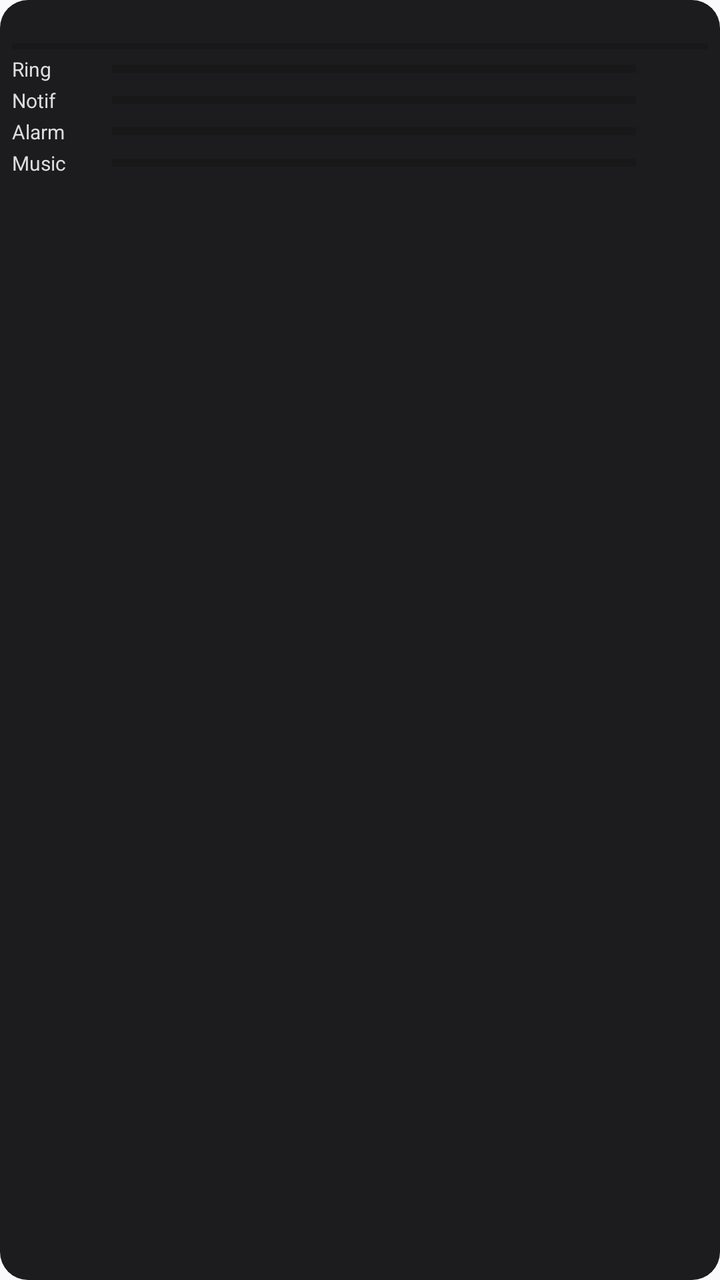
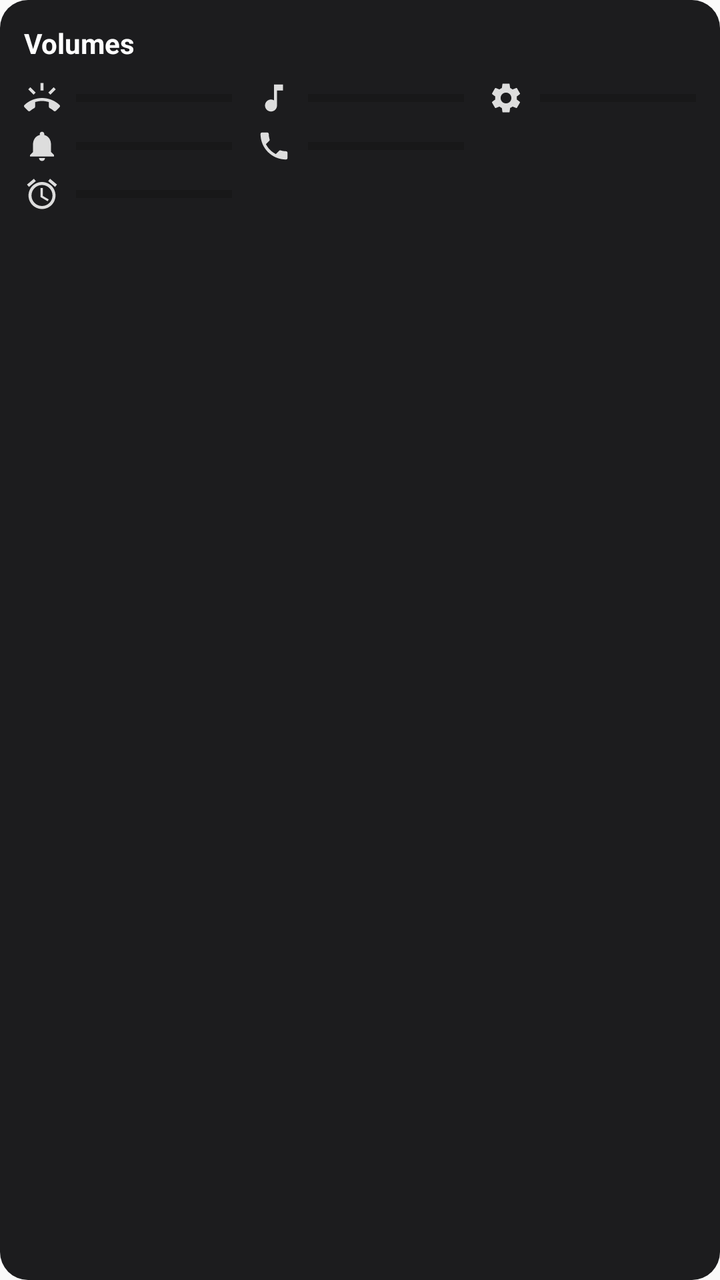

The first picture is an Android layout as it rendered before a commit; the second is the same layout after the commit. The layout source and the unified diff follow.
<!-- AndroidManifest.xml: application theme Theme.Knotes -->
<!-- res/layout/widget_phone_status.xml -->
<?xml version="1.0" encoding="utf-8"?>
<LinearLayout xmlns:android="http://schemas.android.com/apk/res/android"
    android:id="@+id/widget_root"
    android:layout_width="match_parent"
    android:layout_height="match_parent"
    android:background="@drawable/widget_bg"
    android:orientation="vertical"
    android:padding="6dp">

    
    <TextView
        android:id="@+id/ps_storage"
        android:layout_width="match_parent"
        android:layout_height="wrap_content"
        android:textColor="#FFFFFF"
        android:textSize="11sp"
        android:textStyle="bold" />

    <ProgressBar
        android:id="@+id/ps_storage_bar"
        style="?android:attr/progressBarStyleHorizontal"
        android:layout_width="match_parent"
        android:layout_height="3dp"
        android:layout_marginTop="1dp"
        android:max="100"
        android:progressTint="#4FC3F7" />

    
    <LinearLayout
        android:layout_width="match_parent"
        android:layout_height="wrap_content"
        android:layout_marginTop="3dp"
        android:gravity="center_vertical"
        android:orientation="horizontal">
        <TextView
            android:layout_width="50dp"
            android:layout_height="wrap_content"
            android:text="Ring"
            android:textColor="#DDDDDD"
            android:textSize="10sp" />
        <ProgressBar
            android:id="@+id/ps_bar_ring"
            style="?android:attr/progressBarStyleHorizontal"
            android:layout_width="0dp"
            android:layout_height="4dp"
            android:layout_weight="1"
            android:progressTint="#81C784" />
        <TextView
            android:id="@+id/ps_val_ring"
            android:layout_width="wrap_content"
            android:layout_height="wrap_content"
            android:layout_marginStart="6dp"
            android:minWidth="30dp"
            android:textColor="#AAAAAA"
            android:textSize="10sp" />
    </LinearLayout>

    <LinearLayout
        android:layout_width="match_parent"
        android:layout_height="wrap_content"
        android:layout_marginTop="2dp"
        android:gravity="center_vertical"
        android:orientation="horizontal">
        <TextView
            android:layout_width="50dp"
            android:layout_height="wrap_content"
            android:text="Notif"
            android:textColor="#DDDDDD"
            android:textSize="10sp" />
        <ProgressBar
            android:id="@+id/ps_bar_notif"
            style="?android:attr/progressBarStyleHorizontal"
            android:layout_width="0dp"
            android:layout_height="4dp"
            android:layout_weight="1"
            android:progressTint="#81C784" />
        <TextView
            android:id="@+id/ps_val_notif"
            android:layout_width="wrap_content"
            android:layout_height="wrap_content"
            android:layout_marginStart="6dp"
            android:minWidth="30dp"
            android:textColor="#AAAAAA"
            android:textSize="10sp" />
    </LinearLayout>

    <LinearLayout
        android:layout_width="match_parent"
        android:layout_height="wrap_content"
        android:layout_marginTop="2dp"
        android:gravity="center_vertical"
        android:orientation="horizontal">
        <TextView
            android:layout_width="50dp"
            android:layout_height="wrap_content"
            android:text="Alarm"
            android:textColor="#DDDDDD"
            android:textSize="10sp" />
        <ProgressBar
            android:id="@+id/ps_bar_alarm"
            style="?android:attr/progressBarStyleHorizontal"
            android:layout_width="0dp"
            android:layout_height="4dp"
            android:layout_weight="1"
            android:progressTint="#81C784" />
        <TextView
            android:id="@+id/ps_val_alarm"
            android:layout_width="wrap_content"
            android:layout_height="wrap_content"
            android:layout_marginStart="6dp"
            android:minWidth="30dp"
            android:textColor="#AAAAAA"
            android:textSize="10sp" />
    </LinearLayout>

    <LinearLayout
        android:layout_width="match_parent"
        android:layout_height="wrap_content"
        android:layout_marginTop="2dp"
        android:gravity="center_vertical"
        android:orientation="horizontal">
        <TextView
            android:layout_width="50dp"
            android:layout_height="wrap_content"
            android:text="Music"
            android:textColor="#DDDDDD"
            android:textSize="10sp" />
        <ProgressBar
            android:id="@+id/ps_bar_music"
            style="?android:attr/progressBarStyleHorizontal"
            android:layout_width="0dp"
            android:layout_height="4dp"
            android:layout_weight="1"
            android:progressTint="#81C784" />
        <TextView
            android:id="@+id/ps_val_music"
            android:layout_width="wrap_content"
            android:layout_height="wrap_content"
            android:layout_marginStart="6dp"
            android:minWidth="30dp"
            android:textColor="#AAAAAA"
            android:textSize="10sp" />
    </LinearLayout>
</LinearLayout>
<!-- resources referenced by this layout -->
<resources>
  <!-- unchanged entries left out for length: 2 -->
</resources>

<!-- the commit's change to res/layout/widget_phone_status.xml (unified diff, before → after) -->
@@ -5,140 +5,176 @@
     android:layout_height="match_parent"
     android:background="@drawable/widget_bg"
     android:orientation="vertical"
-    android:padding="6dp">
+    android:padding="12dp">
 
-    
     <TextView
-        android:id="@+id/ps_storage"
+        android:id="@+id/ps_title"
         android:layout_width="match_parent"
         android:layout_height="wrap_content"
+        android:paddingBottom="6dp"
+        android:text="Volumes"
         android:textColor="#FFFFFF"
-        android:textSize="11sp"
+        android:textSize="14sp"
         android:textStyle="bold" />
-
-    <ProgressBar
-        android:id="@+id/ps_storage_bar"
-        style="?android:attr/progressBarStyleHorizontal"
-        android:layout_width="match_parent"
-        android:layout_height="3dp"
-        android:layout_marginTop="1dp"
-        android:max="100"
-        android:progressTint="#4FC3F7" />
-
-    
-    <LinearLayout
-        android:layout_width="match_parent"
-        android:layout_height="wrap_content"
-        android:layout_marginTop="3dp"
-        android:gravity="center_vertical"
-        android:orientation="horizontal">
-        <TextView
-            android:layout_width="50dp"
-            android:layout_height="wrap_content"
-            android:text="Ring"
-            android:textColor="#DDDDDD"
-            android:textSize="10sp" />
-        <ProgressBar
-            android:id="@+id/ps_bar_ring"
-            style="?android:attr/progressBarStyleHorizontal"
-            android:layout_width="0dp"
-            android:layout_height="4dp"
-            android:layout_weight="1"
-            android:progressTint="#81C784" />
-        <TextView
-            android:id="@+id/ps_val_ring"
-            android:layout_width="wrap_content"
-            android:layout_height="wrap_content"
-            android:layout_marginStart="6dp"
-            android:minWidth="30dp"
-            android:textColor="#AAAAAA"
-            android:textSize="10sp" />
-    </LinearLayout>
 
     <LinearLayout
         android:layout_width="match_parent"
         android:layout_height="wrap_content"
-        android:layout_marginTop="2dp"
-        android:gravity="center_vertical"
         android:orientation="horizontal">
-        <TextView
-            android:layout_width="50dp"
+
+        
+        <LinearLayout
+            android:layout_width="0dp"
             android:layout_height="wrap_content"
-            android:text="Notif"
-            android:textColor="#DDDDDD"
-            android:textSize="10sp" />
-        <ProgressBar
-            android:id="@+id/ps_bar_notif"
-            style="?android:attr/progressBarStyleHorizontal"
+            android:layout_weight="1"
+            android:orientation="vertical">
+
+            <LinearLayout
+                android:layout_width="match_parent"
+                android:layout_height="wrap_content"
+                android:paddingTop="3dp"
+                android:paddingBottom="3dp"
+                android:gravity="center_vertical"
+                android:orientation="horizontal">
+                <ImageView
+                    android:layout_width="18dp"
+                    android:layout_height="18dp"
+                    android:layout_marginEnd="8dp"
+                    android:contentDescription="Ring"
+                    android:src="@drawable/ic_vol_ring" />
+                <ProgressBar
+                    android:id="@+id/ps_bar_ring"
+                    style="?android:attr/progressBarStyleHorizontal"
+                    android:layout_width="0dp"
+                    android:layout_height="4dp"
+                    android:layout_weight="1"
+                    android:progressTint="#81C784" />
+            </LinearLayout>
+            <LinearLayout
+                android:layout_width="match_parent"
+                android:layout_height="wrap_content"
+                android:paddingTop="3dp"
+                android:paddingBottom="3dp"
+                android:gravity="center_vertical"
+                android:orientation="horizontal">
+                <ImageView
+                    android:layout_width="18dp"
+                    android:layout_height="18dp"
+                    android:layout_marginEnd="8dp"
+                    android:contentDescription="Notification"
+                    android:src="@drawable/ic_vol_notif" />
+                <ProgressBar
+                    android:id="@+id/ps_bar_notif"
+                    style="?android:attr/progressBarStyleHorizontal"
+                    android:layout_width="0dp"
+                    android:layout_height="4dp"
+                    android:layout_weight="1"
+                    android:progressTint="#81C784" />
+            </LinearLayout>
+            <LinearLayout
+                android:layout_width="match_parent"
+                android:layout_height="wrap_content"
+                android:paddingTop="3dp"
+                android:paddingBottom="3dp"
+                android:gravity="center_vertical"
+                android:orientation="horizontal">
+                <ImageView
+                    android:layout_width="18dp"
+                    android:layout_height="18dp"
+                    android:layout_marginEnd="8dp"
+                    android:contentDescription="Alarm"
+                    android:src="@drawable/ic_vol_alarm" />
+                <ProgressBar
+                    android:id="@+id/ps_bar_alarm"
+                    style="?android:attr/progressBarStyleHorizontal"
+                    android:layout_width="0dp"
+                    android:layout_height="4dp"
+                    android:layout_weight="1"
+                    android:progressTint="#81C784" />
+            </LinearLayout>
+        </LinearLayout>
+
+        
+        <LinearLayout
             android:layout_width="0dp"
-            android:layout_height="4dp"
+            android:layout_height="wrap_content"
             android:layout_weight="1"
-            android:progressTint="#81C784" />
-        <TextView
-            android:id="@+id/ps_val_notif"
-            android:layout_width="wrap_content"
+            android:layout_marginStart="12dp"
+            android:orientation="vertical">
+
+            <LinearLayout
+                android:layout_width="match_parent"
+                android:layout_height="wrap_content"
+                android:paddingTop="3dp"
+                android:paddingBottom="3dp"
+                android:gravity="center_vertical"
+                android:orientation="horizontal">
+                <ImageView
+                    android:layout_width="18dp"
+                    android:layout_height="18dp"
+                    android:layout_marginEnd="8dp"
+                    android:contentDescription="Music"
+                    android:src="@drawable/ic_vol_music" />
+                <ProgressBar
+                    android:id="@+id/ps_bar_music"
+                    style="?android:attr/progressBarStyleHorizontal"
+                    android:layout_width="0dp"
+                    android:layout_height="4dp"
+                    android:layout_weight="1"
+                    android:progressTint="#81C784" />
+            </LinearLayout>
+            <LinearLayout
+                android:layout_width="match_parent"
+                android:layout_height="wrap_content"
+                android:paddingTop="3dp"
+                android:paddingBottom="3dp"
+                android:gravity="center_vertical"
+                android:orientation="horizontal">
+                <ImageView
+                    android:layout_width="18dp"
+                    android:layout_height="18dp"
+                    android:layout_marginEnd="8dp"
+                    android:contentDescription="Call"
+                    android:src="@drawable/ic_vol_call" />
+                <ProgressBar
+                    android:id="@+id/ps_bar_call"
+                    style="?android:attr/progressBarStyleHorizontal"
+                    android:layout_width="0dp"
+                    android:layout_height="4dp"
+                    android:layout_weight="1"
+                    android:progressTint="#81C784" />
+            </LinearLayout>
+        </LinearLayout>
+
+        
+        <LinearLayout
+            android:layout_width="0dp"
             android:layout_height="wrap_content"
-            android:layout_marginStart="6dp"
-            android:minWidth="30dp"
-            android:textColor="#AAAAAA"
-            android:textSize="10sp" />
-    </LinearLayout>
+            android:layout_weight="1"
+            android:layout_marginStart="12dp"
+            android:orientation="vertical">
 
-    <LinearLayout
-        android:layout_width="match_parent"
-        android:layout_height="wrap_content"
-        android:layout_marginTop="2dp"
-        android:gravity="center_vertical"
-        android:orientation="horizontal">
-        <TextView
-            android:layout_width="50dp"
-            android:layout_height="wrap_content"
-            android:text="Alarm"
-            android:textColor="#DDDDDD"
-            android:textSize="10sp" />
-        <ProgressBar
-            android:id="@+id/ps_bar_alarm"
-            style="?android:attr/progressBarStyleHorizontal"
-            android:layout_width="0dp"
-            android:layout_height="4dp"
-            android:layout_weight="1"
-            android:progressTint="#81C784" />
-        <TextView
-            android:id="@+id/ps_val_alarm"
-            android:layout_width="wrap_content"
-            android:layout_height="wrap_content"
-            android:layout_marginStart="6dp"
-            android:minWidth="30dp"
-            android:textColor="#AAAAAA"
-            android:textSize="10sp" />
-    </LinearLayout>
-
-    <LinearLayout
-        android:layout_width="match_parent"
-        android:layout_height="wrap_content"
-        android:layout_marginTop="2dp"
-        android:gravity="center_vertical"
-        android:orientation="horizontal">
-        <TextView
-            android:layout_width="50dp"
-            android:layout_height="wrap_content"
-            android:text="Music"
-            android:textColor="#DDDDDD"
-            android:textSize="10sp" />
-        <ProgressBar
-            android:id="@+id/ps_bar_music"
-            style="?android:attr/progressBarStyleHorizontal"
-            android:layout_width="0dp"
-            android:layout_height="4dp"
-            android:layout_weight="1"
-            android:progressTint="#81C784" />
-        <TextView
-            android:id="@+id/ps_val_music"
-            android:layout_width="wrap_content"
-            android:layout_height="wrap_content"
-            android:layout_marginStart="6dp"
-            android:minWidth="30dp"
-            android:textColor="#AAAAAA"
-            android:textSize="10sp" />
+            <LinearLayout
+                android:layout_width="match_parent"
+                android:layout_height="wrap_content"
+                android:paddingTop="3dp"
+                android:paddingBottom="3dp"
+                android:gravity="center_vertical"
+                android:orientation="horizontal">
+                <ImageView
+                    android:layout_width="18dp"
+                    android:layout_height="18dp"
+                    android:layout_marginEnd="8dp"
+                    android:contentDescription="System"
+                    android:src="@drawable/ic_vol_system" />
+                <ProgressBar
+                    android:id="@+id/ps_bar_system"
+                    style="?android:attr/progressBarStyleHorizontal"
+                    android:layout_width="0dp"
+                    android:layout_height="4dp"
+                    android:layout_weight="1"
+                    android:progressTint="#81C784" />
+            </LinearLayout>
+        </LinearLayout>
     </LinearLayout>
 </LinearLayout>
<!-- resource entries referenced after the edit -->
@@ -1,5 +1,47 @@
 <!-- resources referenced by this layout -->
 <resources>
+  <!-- drawable ic_vol_alarm (drawable) -->
+  <vector xmlns:android="http://schemas.android.com/apk/res/android"
+      android:width="24dp" android:height="24dp"
+      android:viewportWidth="24" android:viewportHeight="24"
+      android:tint="#DDDDDD">
+      <path android:fillColor="#FFFFFFFF" android:pathData="M22,5.72l-4.6,-3.86 -1.29,1.53 4.6,3.86L22,5.72zM7.88,3.39L6.6,1.86 2,5.71l1.29,1.53 4.59,-3.85zM12.5,8L11,8v6l4.75,2.85 0.75,-1.23 -4,-2.37L12.5,8zM12,4c-4.97,0 -9,4.03 -9,9s4.02,9 9,9c4.97,0 9,-4.03 9,-9s-4.03,-9 -9,-9zM12,20c-3.87,0 -7,-3.13 -7,-7s3.13,-7 7,-7 7,3.13 7,7 -3.13,7 -7,7z"/>
+  </vector>
+  <!-- drawable ic_vol_call (drawable) -->
+  <vector xmlns:android="http://schemas.android.com/apk/res/android"
+      android:width="24dp" android:height="24dp"
+      android:viewportWidth="24" android:viewportHeight="24"
+      android:tint="#DDDDDD">
+      <path android:fillColor="#FFFFFFFF" android:pathData="M6.62,10.79c1.44,2.83 3.76,5.14 6.59,6.59l2.2,-2.2c0.27,-0.27 0.67,-0.36 1.02,-0.24 1.12,0.37 2.33,0.57 3.57,0.57 0.55,0 1,0.45 1,1L21,20c0,0.55 -0.45,1 -1,1 -9.39,0 -17,-7.61 -17,-17 0,-0.55 0.45,-1 1,-1h3.5c0.55,0 1,0.45 1,1 0,1.25 0.2,2.45 0.57,3.57 0.11,0.35 0.03,0.74 -0.25,1.02l-2.2,2.2z"/>
+  </vector>
+  <!-- drawable ic_vol_music (drawable) -->
+  <vector xmlns:android="http://schemas.android.com/apk/res/android"
+      android:width="24dp" android:height="24dp"
+      android:viewportWidth="24" android:viewportHeight="24"
+      android:tint="#DDDDDD">
+      <path android:fillColor="#FFFFFFFF" android:pathData="M12,3v10.55c-0.59,-0.34 -1.27,-0.55 -2,-0.55 -2.21,0 -4,1.79 -4,4s1.79,4 4,4 4,-1.79 4,-4L14,7h4L18,3h-6z"/>
+  </vector>
+  <!-- drawable ic_vol_notif (drawable) -->
+  <vector xmlns:android="http://schemas.android.com/apk/res/android"
+      android:width="24dp" android:height="24dp"
+      android:viewportWidth="24" android:viewportHeight="24"
+      android:tint="#DDDDDD">
+      <path android:fillColor="#FFFFFFFF" android:pathData="M12,22c1.1,0 2,-0.9 2,-2h-4c0,1.1 0.89,2 2,2zM18,16v-5c0,-3.07 -1.64,-5.64 -4.5,-6.32L13.5,4c0,-0.83 -0.67,-1.5 -1.5,-1.5s-1.5,0.67 -1.5,1.5v0.68C7.63,5.36 6,7.92 6,11v5l-2,2v1h16v-1l-2,-2z"/>
+  </vector>
+  <!-- drawable ic_vol_ring (drawable) -->
+  <vector xmlns:android="http://schemas.android.com/apk/res/android"
+      android:width="24dp" android:height="24dp"
+      android:viewportWidth="24" android:viewportHeight="24"
+      android:tint="#DDDDDD">
+      <path android:fillColor="#FFFFFFFF" android:pathData="M23.71,16.67C20.66,13.78 16.54,12 12,12S3.34,13.78 0.29,16.67c-0.18,0.18 -0.29,0.43 -0.29,0.71 0,0.28 0.11,0.53 0.29,0.71l2.48,2.48c0.18,0.18 0.43,0.29 0.71,0.29 0.27,0 0.52,-0.11 0.7,-0.28 0.79,-0.74 1.69,-1.36 2.66,-1.85 0.33,-0.16 0.56,-0.5 0.56,-0.9v-3.1c1.45,-0.48 3,-0.73 4.6,-0.73s3.15,0.25 4.6,0.73v3.1c0,0.39 0.23,0.74 0.56,0.9 0.98,0.49 1.87,1.12 2.66,1.85 0.18,0.18 0.43,0.28 0.7,0.28 0.28,0 0.53,-0.11 0.71,-0.29l2.48,-2.48c0.18,-0.18 0.29,-0.43 0.29,-0.71 0,-0.28 -0.11,-0.53 -0.29,-0.71zM21.16,6.26l-1.41,-1.41 -3.56,3.55 1.41,1.41s3.45,-3.52 3.56,-3.55zM13,2h-2v5h2L13,2zM6.4,9.81L7.81,8.4 4.26,4.84 2.84,6.26c0.11,0.03 3.56,3.55 3.56,3.55z"/>
+  </vector>
+  <!-- drawable ic_vol_system (drawable) -->
+  <vector xmlns:android="http://schemas.android.com/apk/res/android"
+      android:width="24dp" android:height="24dp"
+      android:viewportWidth="24" android:viewportHeight="24"
+      android:tint="#DDDDDD">
+      <path android:fillColor="#FFFFFFFF" android:pathData="M19.14,12.94c0.04,-0.3 0.06,-0.61 0.06,-0.94 0,-0.32 -0.02,-0.64 -0.07,-0.94l2.03,-1.58c0.18,-0.14 0.23,-0.41 0.12,-0.61l-1.92,-3.32c-0.12,-0.22 -0.37,-0.29 -0.59,-0.22l-2.39,0.96c-0.5,-0.38 -1.03,-0.7 -1.62,-0.94l-0.36,-2.54c-0.04,-0.24 -0.24,-0.41 -0.48,-0.41h-3.84c-0.24,0 -0.43,0.17 -0.47,0.41l-0.36,2.54c-0.59,0.24 -1.13,0.57 -1.62,0.94l-2.39,-0.96c-0.22,-0.08 -0.47,0 -0.59,0.22L2.74,8.87c-0.12,0.21 -0.08,0.47 0.12,0.61l2.03,1.58c-0.05,0.3 -0.09,0.63 -0.09,0.94s0.02,0.64 0.07,0.94l-2.03,1.58c-0.18,0.14 -0.23,0.41 -0.12,0.61l1.92,3.32c0.12,0.22 0.37,0.29 0.59,0.22l2.39,-0.96c0.5,0.38 1.03,0.7 1.62,0.94l0.36,2.54c0.05,0.24 0.24,0.41 0.48,0.41h3.84c0.24,0 0.44,-0.17 0.47,-0.41l0.36,-2.54c0.59,-0.24 1.13,-0.56 1.62,-0.94l2.39,0.96c0.22,0.08 0.47,0 0.59,-0.22l1.92,-3.32c0.12,-0.22 0.07,-0.47 -0.12,-0.61l-2.01,-1.58zM12,15.6c-1.98,0 -3.6,-1.62 -3.6,-3.6s1.62,-3.6 3.6,-3.6 3.6,1.62 3.6,3.6 -1.62,3.6 -3.6,3.6z"/>
+  </vector>
   <!-- unchanged entries left out for length: 2 -->
 </resources>
 
